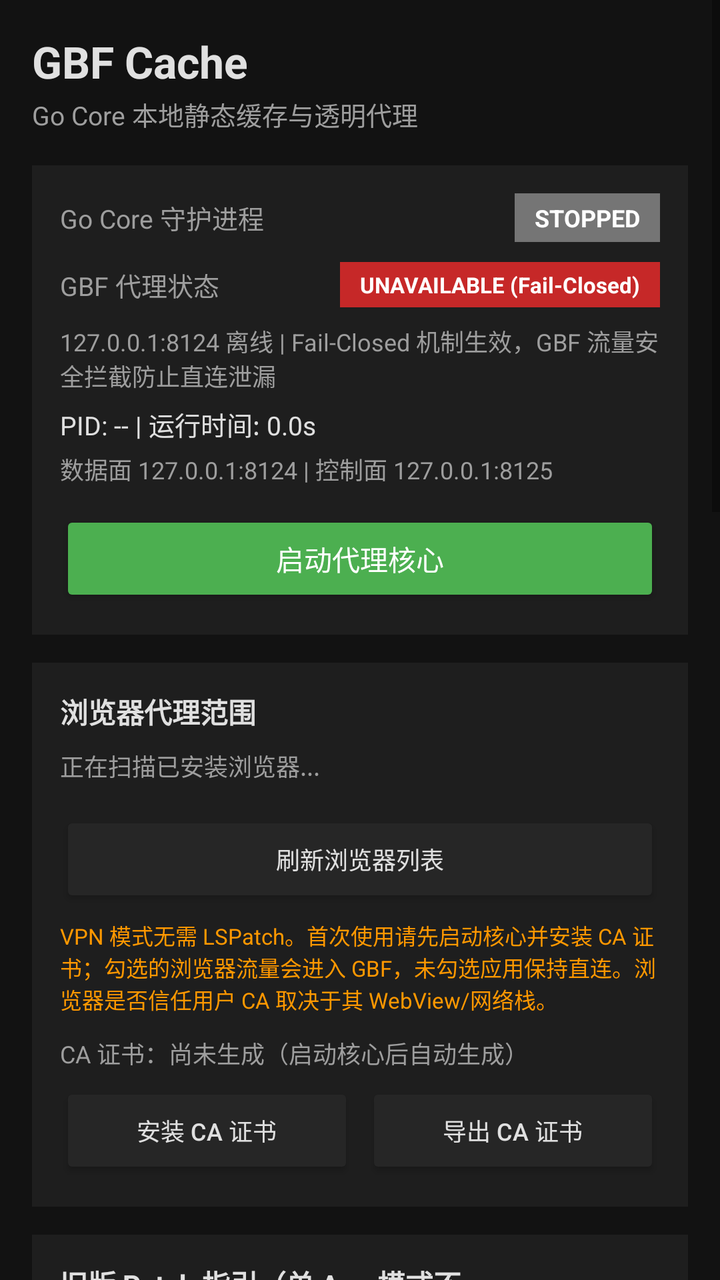
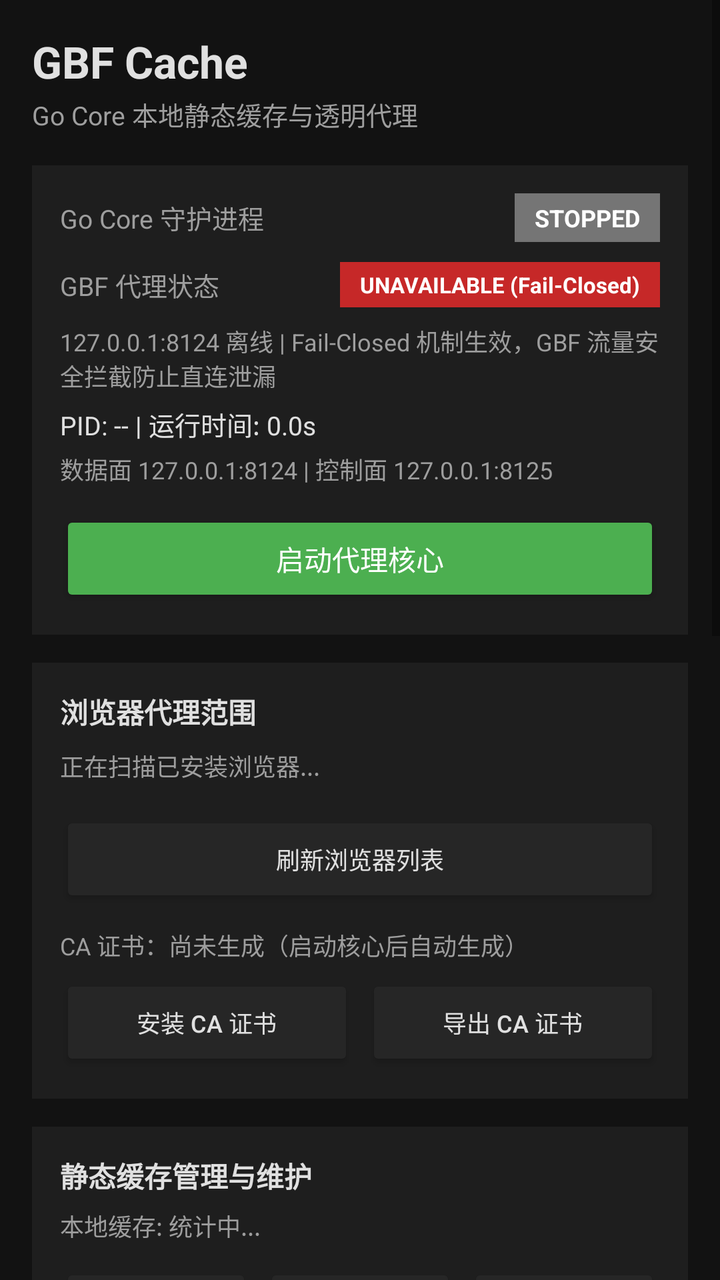

An Android layout rendered at two revisions. The XML below is the earlier revision; the diff shows what the commit changed to produce the second picture.
<!-- AndroidManifest.xml: application theme Theme.GBFAccelerator -->
<!-- res/layout/activity_main.xml -->
<?xml version="1.0" encoding="utf-8"?>
<ScrollView xmlns:android="http://schemas.android.com/apk/res/android"
    android:layout_width="match_parent"
    android:layout_height="match_parent"
    android:background="@color/bg_main"
    android:fillViewport="true">

    <LinearLayout
        android:layout_width="match_parent"
        android:layout_height="wrap_content"
        android:orientation="vertical"
        android:padding="16dp">

        
        <TextView
            android:layout_width="wrap_content"
            android:layout_height="wrap_content"
            android:text="@string/app_name"
            android:textColor="@color/text_primary"
            android:textSize="22sp"
            android:textStyle="bold" />

        <TextView
            android:layout_width="wrap_content"
            android:layout_height="wrap_content"
            android:layout_marginTop="2dp"
            android:text="@string/app_subtitle"
            android:textColor="@color/text_secondary"
            android:textSize="13sp" />

        
        <LinearLayout
            android:layout_width="match_parent"
            android:layout_height="wrap_content"
            android:layout_marginTop="16dp"
            android:background="@color/bg_card"
            android:orientation="vertical"
            android:padding="14dp">

            
            <LinearLayout
                android:layout_width="match_parent"
                android:layout_height="wrap_content"
                android:gravity="center_vertical"
                android:orientation="horizontal">

                <TextView
                    android:layout_width="0dp"
                    android:layout_height="wrap_content"
                    android:layout_weight="1"
                    android:text="@string/status_daemon_title"
                    android:textColor="@color/text_secondary"
                    android:textSize="13sp" />

                <TextView
                    android:id="@+id/tv_status_badge"
                    android:layout_width="wrap_content"
                    android:layout_height="wrap_content"
                    android:background="@color/color_stopped"
                    android:paddingHorizontal="10dp"
                    android:paddingVertical="4dp"
                    android:text="STOPPED"
                    android:textColor="#FFFFFF"
                    android:textSize="12sp"
                    android:textStyle="bold" />
            </LinearLayout>

            
            <LinearLayout
                android:layout_width="match_parent"
                android:layout_height="wrap_content"
                android:layout_marginTop="10dp"
                android:gravity="center_vertical"
                android:orientation="horizontal">

                <TextView
                    android:layout_width="0dp"
                    android:layout_height="wrap_content"
                    android:layout_weight="1"
                    android:text="@string/status_proxy_title"
                    android:textColor="@color/text_secondary"
                    android:textSize="13sp" />

                <TextView
                    android:id="@+id/tv_proxy_badge"
                    android:layout_width="wrap_content"
                    android:layout_height="wrap_content"
                    android:background="@color/color_proxy_off"
                    android:paddingHorizontal="10dp"
                    android:paddingVertical="4dp"
                    android:text="@string/proxy_unavailable"
                    android:textColor="#FFFFFF"
                    android:textSize="11sp"
                    android:textStyle="bold" />
            </LinearLayout>

            
            <TextView
                android:id="@+id/tv_proxy_detail"
                android:layout_width="wrap_content"
                android:layout_height="wrap_content"
                android:layout_marginTop="8dp"
                android:text="@string/proxy_detail_unavailable"
                android:textColor="@color/text_secondary"
                android:textSize="12sp" />

            
            <TextView
                android:id="@+id/tv_pid_uptime"
                android:layout_width="wrap_content"
                android:layout_height="wrap_content"
                android:layout_marginTop="6dp"
                android:text="PID: -- | 运行时间: 0.0s"
                android:textColor="@color/text_primary"
                android:textSize="13sp" />

            
            <TextView
                android:id="@+id/tv_ports"
                android:layout_width="wrap_content"
                android:layout_height="wrap_content"
                android:layout_marginTop="4dp"
                android:text="@string/ports_summary"
                android:textColor="@color/text_secondary"
                android:textSize="12sp" />

            
            <Button
                android:id="@+id/btn_toggle_service"
                android:layout_width="match_parent"
                android:layout_height="wrap_content"
                android:layout_marginTop="12dp"
                android:backgroundTint="@color/color_success"
                android:text="@string/btn_start_proxy"
                android:textColor="#FFFFFF" />
        </LinearLayout>

        
        <LinearLayout
            android:layout_width="match_parent"
            android:layout_height="wrap_content"
            android:layout_marginTop="14dp"
            android:background="@color/bg_card"
            android:orientation="vertical"
            android:padding="14dp">

            <TextView
                android:layout_width="wrap_content"
                android:layout_height="wrap_content"
                android:text="@string/section_browser_title"
                android:textColor="@color/text_primary"
                android:textSize="14sp"
                android:textStyle="bold" />

            
            <TextView
                android:id="@+id/tv_browser_status"
                android:layout_width="wrap_content"
                android:layout_height="wrap_content"
                android:layout_marginTop="8dp"
                android:text="@string/browser_scanning"
                android:textColor="@color/text_secondary"
                android:textSize="12sp" />

            
            <LinearLayout
                android:id="@+id/ll_browser_list"
                android:layout_width="match_parent"
                android:layout_height="wrap_content"
                android:layout_marginTop="6dp"
                android:orientation="vertical" />

            <Button
                android:id="@+id/btn_refresh_browsers"
                android:layout_width="match_parent"
                android:layout_height="wrap_content"
                android:layout_marginTop="8dp"
                android:backgroundTint="@color/bg_subcard"
                android:text="@string/btn_refresh_browsers"
                android:textColor="@color/text_primary"
                android:textSize="12sp" />

            
            <TextView
                android:id="@+id/tv_browser_patched_hint"
                android:layout_width="wrap_content"
                android:layout_height="wrap_content"
                android:layout_marginTop="6dp"
                android:text="@string/browser_patched_hint"
                android:textColor="@color/color_warning"
                android:textSize="11sp" />

            
            <TextView
                android:id="@+id/tv_ca_status"
                android:layout_width="wrap_content"
                android:layout_height="wrap_content"
                android:layout_marginTop="10dp"
                android:text="@string/ca_status_unknown"
                android:textColor="@color/text_secondary"
                android:textSize="12sp" />

            <LinearLayout
                android:layout_width="match_parent"
                android:layout_height="wrap_content"
                android:layout_marginTop="6dp"
                android:orientation="horizontal">

                <Button
                    android:id="@+id/btn_install_ca"
                    android:layout_width="0dp"
                    android:layout_height="wrap_content"
                    android:layout_weight="1"
                    android:backgroundTint="@color/bg_subcard"
                    android:text="@string/btn_install_ca"
                    android:textColor="@color/text_primary"
                    android:textSize="12sp" />

                <Button
                    android:id="@+id/btn_export_ca"
                    android:layout_width="0dp"
                    android:layout_height="wrap_content"
                    android:layout_marginStart="6dp"
                    android:layout_weight="1"
                    android:backgroundTint="@color/bg_subcard"
                    android:text="@string/btn_export_ca"
                    android:textColor="@color/text_primary"
                    android:textSize="12sp" />
            </LinearLayout>
        </LinearLayout>

        
        <LinearLayout
            android:layout_width="match_parent"
            android:layout_height="wrap_content"
            android:layout_marginTop="14dp"
            android:background="@color/bg_card"
            android:orientation="vertical"
            android:padding="14dp">

            <LinearLayout
                android:layout_width="match_parent"
                android:layout_height="wrap_content"
                android:gravity="center_vertical"
                android:orientation="horizontal">

                <TextView
                    android:layout_width="0dp"
                    android:layout_height="wrap_content"
                    android:layout_weight="1"
                    android:text="@string/section_patch_title"
                    android:textColor="@color/text_primary"
                    android:textSize="14sp"
                    android:textStyle="bold" />

                <TextView
                    android:id="@+id/tv_patch_status"
                    android:layout_width="wrap_content"
                    android:layout_height="wrap_content"
                    android:background="@color/bg_subcard"
                    android:paddingHorizontal="8dp"
                    android:paddingVertical="3dp"
                    android:text="@string/patch_pipeline_standby"
                    android:textColor="@color/text_secondary"
                    android:textSize="10sp" />
            </LinearLayout>

            
            <TextView
                android:id="@+id/tv_patch_notice"
                android:layout_width="match_parent"
                android:layout_height="wrap_content"
                android:layout_marginTop="8dp"
                android:background="@color/bg_subcard"
                android:padding="8dp"
                android:text="@string/patch_pipeline_notice"
                android:textColor="@color/color_warning"
                android:textSize="12sp"
                android:textStyle="bold" />

            
            <TextView
                android:id="@+id/tv_patch_steps"
                android:layout_width="wrap_content"
                android:layout_height="wrap_content"
                android:layout_marginTop="8dp"
                android:lineSpacingExtra="3dp"
                android:text="@string/patch_pipeline_steps"
                android:textColor="@color/text_secondary"
                android:textSize="11sp" />
        </LinearLayout>

        
        <LinearLayout
            android:layout_width="match_parent"
            android:layout_height="wrap_content"
            android:layout_marginTop="14dp"
            android:background="@color/bg_card"
            android:orientation="vertical"
            android:padding="14dp">

            <TextView
                android:layout_width="wrap_content"
                android:layout_height="wrap_content"
                android:text="@string/section_cache_mgmt_title"
                android:textColor="@color/text_primary"
                android:textSize="14sp"
                android:textStyle="bold" />

            <TextView
                android:id="@+id/tv_cache_summary_inline"
                android:layout_width="wrap_content"
                android:layout_height="wrap_content"
                android:layout_marginTop="6dp"
                android:text="本地缓存: 统计中..."
                android:textColor="@color/text_secondary"
                android:textSize="12sp" />

            
            <LinearLayout
                android:layout_width="match_parent"
                android:layout_height="wrap_content"
                android:layout_marginTop="10dp"
                android:orientation="horizontal">

                <Button
                    android:id="@+id/btn_open_cache_dir"
                    android:layout_width="0dp"
                    android:layout_height="wrap_content"
                    android:layout_weight="1"
                    android:backgroundTint="@color/bg_subcard"
                    android:text="@string/btn_open_cache_dir"
                    android:textColor="@color/text_primary"
                    android:textSize="12sp" />

                <Button
                    android:id="@+id/btn_slim_cache"
                    android:layout_width="0dp"
                    android:layout_height="wrap_content"
                    android:layout_marginStart="6dp"
                    android:layout_weight="1"
                    android:backgroundTint="@color/bg_subcard"
                    android:text="@string/btn_slim_cache"
                    android:textColor="@color/text_primary"
                    android:textSize="12sp" />

                <Button
                    android:id="@+id/btn_clear_cache"
                    android:layout_width="0dp"
                    android:layout_height="wrap_content"
                    android:layout_marginStart="6dp"
                    android:layout_weight="1"
                    android:backgroundTint="@color/bg_subcard"
                    android:text="@string/btn_clear_cache"
                    android:textColor="@color/color_warning"
                    android:textSize="12sp" />
            </LinearLayout>
        </LinearLayout>

        
        <LinearLayout
            android:layout_width="match_parent"
            android:layout_height="wrap_content"
            android:layout_marginTop="14dp"
            android:background="@color/bg_card"
            android:orientation="vertical"
            android:padding="14dp">

            <TextView
                android:layout_width="wrap_content"
                android:layout_height="wrap_content"
                android:text="@string/section_pref_title"
                android:textColor="@color/text_primary"
                android:textSize="14sp"
                android:textStyle="bold" />

            
            <LinearLayout
                android:layout_width="match_parent"
                android:layout_height="wrap_content"
                android:layout_marginTop="12dp"
                android:orientation="vertical">

                <LinearLayout
                    android:layout_width="match_parent"
                    android:layout_height="wrap_content"
                    android:gravity="center_vertical"
                    android:orientation="horizontal">

                    <TextView
                        android:layout_width="0dp"
                        android:layout_height="wrap_content"
                        android:layout_weight="1"
                        android:text="@string/pref_ram_cache_title"
                        android:textColor="@color/text_primary"
                        android:textSize="13sp"
                        android:textStyle="bold" />

                    <androidx.appcompat.widget.SwitchCompat
                        android:id="@+id/switch_ram_cache"
                        android:layout_width="wrap_content"
                        android:layout_height="wrap_content" />
                </LinearLayout>

                <TextView
                    android:layout_width="wrap_content"
                    android:layout_height="wrap_content"
                    android:layout_marginTop="2dp"
                    android:lineSpacingExtra="2dp"
                    android:text="@string/pref_ram_cache_desc"
                    android:textColor="@color/text_secondary"
                    android:textSize="11sp" />
            </LinearLayout>

            <View
                android:layout_width="match_parent"
                android:layout_height="1dp"
                android:layout_marginVertical="10dp"
                android:background="#2E2E2E" />

            
            <LinearLayout
                android:layout_width="match_parent"
                android:layout_height="wrap_content"
                android:orientation="vertical">

                <LinearLayout
                    android:layout_width="match_parent"
                    android:layout_height="wrap_content"
                    android:gravity="center_vertical"
                    android:orientation="horizontal">

                    <TextView
                        android:layout_width="0dp"
                        android:layout_height="wrap_content"
                        android:layout_weight="1"
                        android:text="@string/pref_prefetch_title"
                        android:textColor="@color/text_primary"
                        android:textSize="13sp"
                        android:textStyle="bold" />

                    <androidx.appcompat.widget.SwitchCompat
                        android:id="@+id/switch_prefetch"
                        android:layout_width="wrap_content"
                        android:layout_height="wrap_content" />
                </LinearLayout>

                <TextView
                    android:layout_width="wrap_content"
                    android:layout_height="wrap_content"
                    android:layout_marginTop="2dp"
                    android:lineSpacingExtra="2dp"
                    android:text="@string/pref_prefetch_desc"
                    android:textColor="@color/text_secondary"
                    android:textSize="11sp" />
            </LinearLayout>

        </LinearLayout>

        
        <LinearLayout
            android:layout_width="match_parent"
            android:layout_height="wrap_content"
            android:layout_marginTop="14dp"
            android:background="@color/bg_card"
            android:orientation="vertical"
            android:padding="14dp">

            <TextView
                android:layout_width="wrap_content"
                android:layout_height="wrap_content"
                android:text="@string/section_metrics_title"
                android:textColor="@color/text_primary"
                android:textSize="14sp"
                android:textStyle="bold" />

            <View
                android:layout_width="match_parent"
                android:layout_height="1dp"
                android:layout_marginVertical="8dp"
                android:background="#2E2E2E" />

            
            <LinearLayout
                android:layout_width="match_parent"
                android:layout_height="wrap_content"
                android:orientation="horizontal">

                <TextView
                    android:id="@+id/tv_metric_ram_cache"
                    android:layout_width="0dp"
                    android:layout_height="wrap_content"
                    android:layout_weight="1"
                    android:text="RAM: 0 items (0.0 MB)"
                    android:textColor="@color/text_primary"
                    android:textSize="13sp" />

                <TextView
                    android:id="@+id/tv_metric_hits"
                    android:layout_width="0dp"
                    android:layout_height="wrap_content"
                    android:layout_weight="1"
                    android:text="Hits: RAM 0 / Disk 0"
                    android:textColor="@color/text_primary"
                    android:textSize="13sp" />
            </LinearLayout>

            
            <LinearLayout
                android:layout_width="match_parent"
                android:layout_height="wrap_content"
                android:layout_marginTop="8dp"
                android:orientation="horizontal">

                <TextView
                    android:id="@+id/tv_metric_requests"
                    android:layout_width="0dp"
                    android:layout_height="wrap_content"
                    android:layout_weight="1"
                    android:text="Assets: 0 | APIs: 0 (Act: 0)"
                    android:textColor="@color/text_primary"
                    android:textSize="13sp" />

                <TextView
                    android:id="@+id/tv_metric_reuse"
                    android:layout_width="0dp"
                    android:layout_height="wrap_content"
                    android:layout_weight="1"
                    android:text="H2 Reuse: 0 (0.0%)"
                    android:textColor="@color/text_primary"
                    android:textSize="13sp" />
            </LinearLayout>
        </LinearLayout>

        
        <LinearLayout
            android:layout_width="match_parent"
            android:layout_height="220dp"
            android:layout_marginTop="14dp"
            android:background="@color/bg_card"
            android:orientation="vertical"
            android:padding="12dp">

            <LinearLayout
                android:layout_width="match_parent"
                android:layout_height="wrap_content"
                android:gravity="center_vertical"
                android:orientation="horizontal">

                <TextView
                    android:layout_width="0dp"
                    android:layout_height="wrap_content"
                    android:layout_weight="1"
                    android:text="@string/section_logs_title"
                    android:textColor="@color/text_primary"
                    android:textSize="14sp"
                    android:textStyle="bold" />

                <TextView
                    android:id="@+id/tv_clear_logs"
                    android:layout_width="wrap_content"
                    android:layout_height="wrap_content"
                    android:paddingHorizontal="8dp"
                    android:paddingVertical="2dp"
                    android:text="@string/logs_clear"
                    android:textColor="@color/color_accent"
                    android:textSize="12sp" />
            </LinearLayout>

            <ScrollView
                android:id="@+id/sv_logs"
                android:layout_width="match_parent"
                android:layout_height="match_parent"
                android:layout_marginTop="8dp"
                android:background="@color/bg_log"
                android:padding="8dp">

                <TextView
                    android:id="@+id/tv_log_content"
                    android:layout_width="match_parent"
                    android:layout_height="wrap_content"
                    android:fontFamily="monospace"
                    android:text="[Ready to start Go Core daemon]"
                    android:textColor="@color/text_log"
                    android:textSize="11sp" />
            </ScrollView>
        </LinearLayout>

    </LinearLayout>
</ScrollView>
<!-- resources referenced by this layout -->
<resources>
  <color name="bg_card">#1E1E1E</color>
  <color name="bg_log">#0A0A0A</color>
  <color name="bg_main">#121212</color>
  <color name="bg_subcard">#262626</color>
  <color name="color_accent">#3F51B5</color>
  <color name="color_proxy_off">#C62828</color>
  <color name="color_stopped">#757575</color>
  <color name="color_success">#4CAF50</color>
  <color name="color_warning">#FF9800</color>
  <color name="text_log">#80CBC4</color>
  <color name="text_primary">#E0E0E0</color>
  <color name="text_secondary">#9E9E9E</color>
  <string name="app_name">GBF Cache</string>
  <string name="app_subtitle">Go Core 本地静态缓存与透明代理</string>
  <string name="browser_patched_hint">VPN 模式无需 LSPatch。首次使用请先启动核心并安装 CA 证书；勾选的浏览器流量会进入 GBF，未勾选应用保持直连。浏览器是否信任用户 CA 取决于其 WebView/网络栈。</string>
  <string name="browser_scanning">正在扫描已安装浏览器...</string>
  <string name="btn_clear_cache">清空全部缓存</string>
  <string name="btn_export_ca">导出 CA 证书</string>
  <string name="btn_install_ca">安装 CA 证书</string>
  <string name="btn_open_cache_dir">查看缓存目录</string>
  <string name="btn_refresh_browsers">刷新浏览器列表</string>
  <string name="btn_slim_cache">智能缓存瘦身</string>
  <string name="btn_start_proxy">启动代理核心</string>
  <string name="ca_status_unknown">CA 证书：尚未生成（启动核心后自动生成）</string>
  <string name="logs_clear">清空</string>
  <string name="patch_pipeline_notice">当前单 App 版本使用系统 VpnService，无需 LSPatch/Xposed；此区块仅保留旧版 PC Patch 流程说明。</string>
  <string name="patch_pipeline_standby">单 App VPN 模式</string>
  <string name="patch_pipeline_steps">单 App 使用流程：\n1. 点击“启动代理核心”，等待状态变为 RUNNING；\n2. 点击“安装 CA 证书”，按系统提示安装用户 CA；\n3. 授权系统 VPN 请求；\n4. 打开任一已勾选浏览器开始游戏。</string>
  <string name="ports_summary">数据面 127.0.0.1:8124 | 控制面 127.0.0.1:8125</string>
  <string name="pref_prefetch_desc">在后台自动解析页面静态依赖并平滑预拉取。在移动网络或部分机型上可能带来额外开销，默认关闭以确保流畅稳定。</string>
  <string name="pref_prefetch_title">静态素材后台预加载</string>
  <string name="pref_ram_cache_desc">将高频热点静态素材缓存至应用内存中。移动设备内存资源有限，默认关闭以减少 RAM 占用并依靠本地磁盘缓存加速。</string>
  <string name="pref_ram_cache_title">RAM 内存缓存</string>
  <string name="proxy_detail_unavailable">127.0.0.1:8124 离线 | Fail-Closed 机制生效，GBF 流量安全拦截防止直连泄漏</string>
  <string name="proxy_unavailable">UNAVAILABLE (Fail-Closed)</string>
  <string name="section_browser_title">浏览器代理范围</string>
  <string name="section_cache_mgmt_title">静态缓存管理与维护</string>
  <string name="section_logs_title">核心运行日志</string>
  <string name="section_metrics_title">运行指标与缓存监控</string>
  <string name="section_patch_title">旧版 Patch 指引（单 App 模式不需要）</string>
  <string name="section_pref_title">性能与缓存偏好设置</string>
  <string name="status_daemon_title">Go Core 守护进程</string>
  <string name="status_proxy_title">GBF 代理状态</string>
  <style name="Theme.GBFAccelerator" parent="Theme.AppCompat.DayNight.NoActionBar">
          <item name="colorPrimary">@color/color_accent</item>
          <item name="android:windowBackground">@color/bg_main</item>
          <item name="android:textColor">@color/text_primary</item>
          <item name="alertDialogTheme">@style/Theme.AppCompat.Dialog.Alert</item>
      </style>
</resources>

<!-- the commit's change to res/layout/activity_main.xml (unified diff, before → after) -->
@@ -182,16 +182,6 @@
 
             
             <TextView
-                android:id="@+id/tv_browser_patched_hint"
-                android:layout_width="wrap_content"
-                android:layout_height="wrap_content"
-                android:layout_marginTop="6dp"
-                android:text="@string/browser_patched_hint"
-                android:textColor="@color/color_warning"
-                android:textSize="11sp" />
-
-            
-            <TextView
                 android:id="@+id/tv_ca_status"
                 android:layout_width="wrap_content"
                 android:layout_height="wrap_content"
@@ -227,67 +217,6 @@
                     android:textColor="@color/text_primary"
                     android:textSize="12sp" />
             </LinearLayout>
-        </LinearLayout>
-
-        
-        <LinearLayout
-            android:layout_width="match_parent"
-            android:layout_height="wrap_content"
-            android:layout_marginTop="14dp"
-            android:background="@color/bg_card"
-            android:orientation="vertical"
-            android:padding="14dp">
-
-            <LinearLayout
-                android:layout_width="match_parent"
-                android:layout_height="wrap_content"
-                android:gravity="center_vertical"
-                android:orientation="horizontal">
-
-                <TextView
-                    android:layout_width="0dp"
-                    android:layout_height="wrap_content"
-                    android:layout_weight="1"
-                    android:text="@string/section_patch_title"
-                    android:textColor="@color/text_primary"
-                    android:textSize="14sp"
-                    android:textStyle="bold" />
-
-                <TextView
-                    android:id="@+id/tv_patch_status"
-                    android:layout_width="wrap_content"
-                    android:layout_height="wrap_content"
-                    android:background="@color/bg_subcard"
-                    android:paddingHorizontal="8dp"
-                    android:paddingVertical="3dp"
-                    android:text="@string/patch_pipeline_standby"
-                    android:textColor="@color/text_secondary"
-                    android:textSize="10sp" />
-            </LinearLayout>
-
-            
-            <TextView
-                android:id="@+id/tv_patch_notice"
-                android:layout_width="match_parent"
-                android:layout_height="wrap_content"
-                android:layout_marginTop="8dp"
-                android:background="@color/bg_subcard"
-                android:padding="8dp"
-                android:text="@string/patch_pipeline_notice"
-                android:textColor="@color/color_warning"
-                android:textSize="12sp"
-                android:textStyle="bold" />
-
-            
-            <TextView
-                android:id="@+id/tv_patch_steps"
-                android:layout_width="wrap_content"
-                android:layout_height="wrap_content"
-                android:layout_marginTop="8dp"
-                android:lineSpacingExtra="3dp"
-                android:text="@string/patch_pipeline_steps"
-                android:textColor="@color/text_secondary"
-                android:textSize="11sp" />
         </LinearLayout>
 
         
<!-- resource entries referenced after the edit -->
@@ -14,7 +14,6 @@
   <color name="text_secondary">#9E9E9E</color>
   <string name="app_name">GBF Cache</string>
   <string name="app_subtitle">Go Core 本地静态缓存与透明代理</string>
-  <string name="browser_patched_hint">VPN 模式无需 LSPatch。首次使用请先启动核心并安装 CA 证书；勾选的浏览器流量会进入 GBF，未勾选应用保持直连。浏览器是否信任用户 CA 取决于其 WebView/网络栈。</string>
   <string name="browser_scanning">正在扫描已安装浏览器...</string>
   <string name="btn_clear_cache">清空全部缓存</string>
   <string name="btn_export_ca">导出 CA 证书</string>
@@ -25,9 +24,6 @@
   <string name="btn_start_proxy">启动代理核心</string>
   <string name="ca_status_unknown">CA 证书：尚未生成（启动核心后自动生成）</string>
   <string name="logs_clear">清空</string>
-  <string name="patch_pipeline_notice">当前单 App 版本使用系统 VpnService，无需 LSPatch/Xposed；此区块仅保留旧版 PC Patch 流程说明。</string>
-  <string name="patch_pipeline_standby">单 App VPN 模式</string>
-  <string name="patch_pipeline_steps">单 App 使用流程：\n1. 点击“启动代理核心”，等待状态变为 RUNNING；\n2. 点击“安装 CA 证书”，按系统提示安装用户 CA；\n3. 授权系统 VPN 请求；\n4. 打开任一已勾选浏览器开始游戏。</string>
   <string name="ports_summary">数据面 127.0.0.1:8124 | 控制面 127.0.0.1:8125</string>
   <string name="pref_prefetch_desc">在后台自动解析页面静态依赖并平滑预拉取。在移动网络或部分机型上可能带来额外开销，默认关闭以确保流畅稳定。</string>
   <string name="pref_prefetch_title">静态素材后台预加载</string>
@@ -39,7 +35,6 @@
   <string name="section_cache_mgmt_title">静态缓存管理与维护</string>
   <string name="section_logs_title">核心运行日志</string>
   <string name="section_metrics_title">运行指标与缓存监控</string>
-  <string name="section_patch_title">旧版 Patch 指引（单 App 模式不需要）</string>
   <string name="section_pref_title">性能与缓存偏好设置</string>
   <string name="status_daemon_title">Go Core 守护进程</string>
   <string name="status_proxy_title">GBF 代理状态</string>
